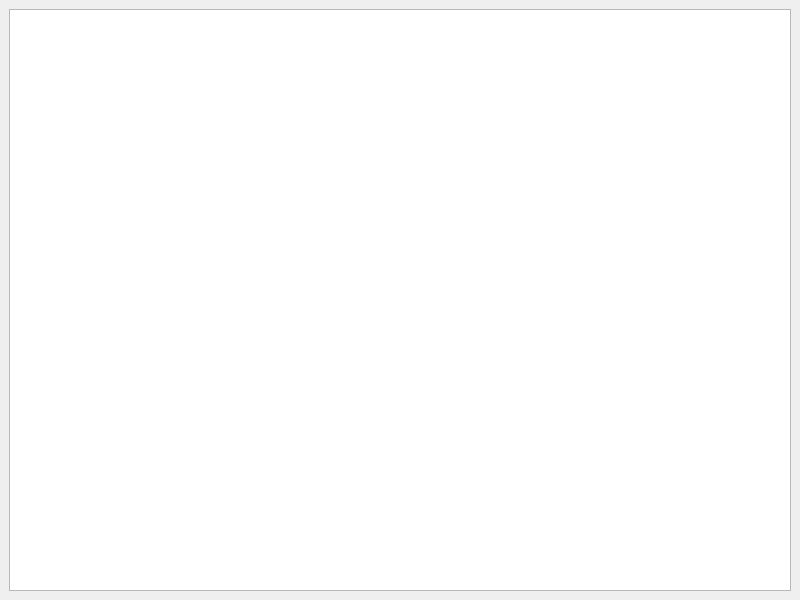
The window that senRenBanka_Tribute/mainwindow.ui (JohnTsang2568/MyProject) describes before a commit, drawn with Qt 5.
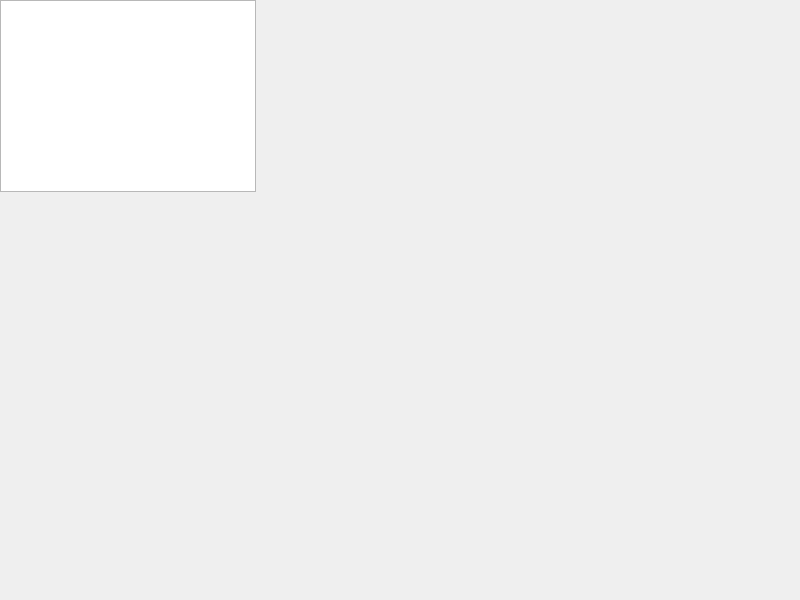
The same window after the commit. Icons and pictures are not drawn.

Commit message: Music, better capsulation and UI design!

```diff
--- a/senRenBanka_Tribute/mainwindow.ui
+++ b/senRenBanka_Tribute/mainwindow.ui
@@ -14,9 +14,15 @@
    <string>MainWindow</string>
   </property>
   <widget class="QWidget" name="centralwidget">
-   <layout class="QVBoxLayout" name="verticalLayout">
-    <item>
      <widget class="QGraphicsView" name="view">
+    <property name="geometry">
+     <rect>
+      <x>0</x>
+      <y>0</y>
+      <width>256</width>
+      <height>192</height>
+     </rect>
+    </property>
       <property name="verticalScrollBarPolicy">
        <enum>Qt::ScrollBarPolicy::ScrollBarAlwaysOff</enum>
       </property>
@@ -24,8 +30,44 @@
        <enum>Qt::ScrollBarPolicy::ScrollBarAlwaysOff</enum>
       </property>
      </widget>
-    </item>
-   </layout>
+   <widget class="QLabel" name="label">
+    <property name="geometry">
+     <rect>
+      <x>0</x>
+      <y>0</y>
+      <width>31</width>
+      <height>46</height>
+     </rect>
+    </property>
+    <property name="sizePolicy">
+     <sizepolicy hsizetype="Expanding" vsizetype="Expanding">
+      <horstretch>0</horstretch>
+      <verstretch>0</verstretch>
+     </sizepolicy>
+    </property>
+    <property name="font">
+     <font>
+      <pointsize>16</pointsize>
+     </font>
+    </property>
+    <property name="styleSheet">
+     <string notr="true">border-image: url(:/new/widget/SenRenBanka/UI/Dialogue_Window/dialogueBar.png)  stretch;
+color: rgb(255, 255, 255);
+padding: 10px;</string>
+    </property>
+    <property name="textFormat">
+     <enum>Qt::TextFormat::PlainText</enum>
+    </property>
+    <property name="scaledContents">
+     <bool>true</bool>
+    </property>
+    <property name="alignment">
+     <set>Qt::AlignmentFlag::AlignBottom|Qt::AlignmentFlag::AlignLeading|Qt::AlignmentFlag::AlignLeft</set>
+    </property>
+    <property name="wordWrap">
+     <bool>true</bool>
+    </property>
+   </widget>
   </widget>
  </widget>
  <resources/>
```
Lines whose indentation alone changed are shown as unchanged. The commit also changes 7 other files.
